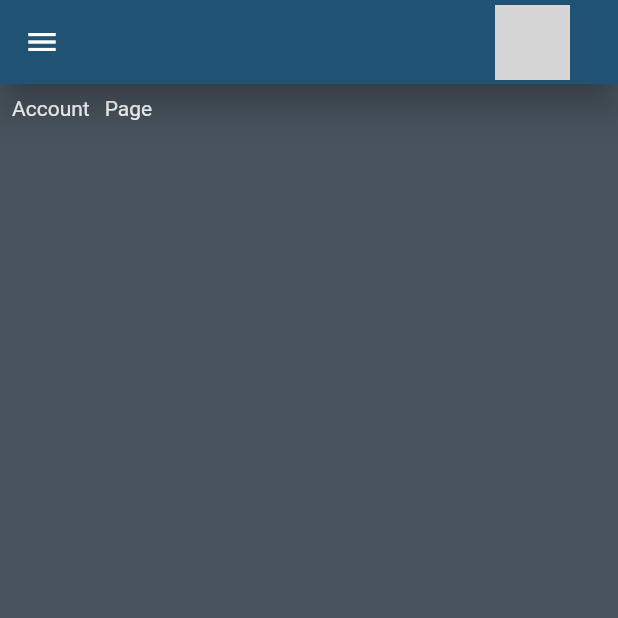
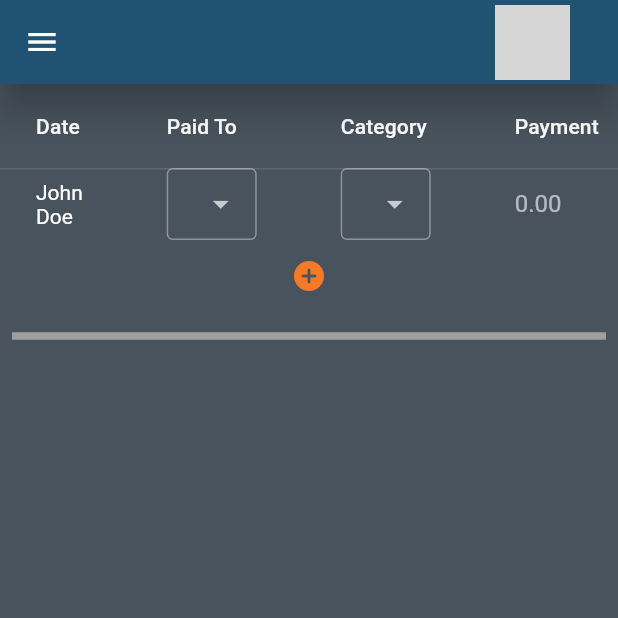
Before and after one commit to MitchWoodin/open_budgie, a Flutter app: the AccountView screen opened directly, on a phone screen of 412 x 824 dp, the top half of it. Run offline on Flutter 3.47's test engine with Material 2 defaults, Android fonts, the phone set to English and light mode, and no system bars; drawn by our look-alikes of dropdown_search; our stand-ins replace appwrite, flutter_riverpod, fpdart; statements that could not run were skipped; grey boxes are pictures that could not be loaded.

Commit message:
sets up accounts page look

```diff
--- a/lib/features/accounts/views/account_page.dart
+++ b/lib/features/accounts/views/account_page.dart
@@ -1,10 +1,14 @@
 import 'package:budgie_finance/core/constants/ui_constants.dart';
+import 'package:budgie_finance/core/theme/core_theme.dart';
+import 'package:budgie_finance/features/accounts/widgets/text_field_dropdown.dart';
+import 'package:dropdown_search/dropdown_search.dart';
 import 'package:flutter/material.dart';
 
 class AccountView extends StatefulWidget {
   static route() => MaterialPageRoute(
         builder: (context) => const AccountView(),
-  );
+      );
+
   const AccountView({Key? key}) : super(key: key);
 
   @override
@@ -12,18 +16,71 @@ class AccountView extends StatefulWidget {
 }
 
 class _AccountViewState extends State<AccountView> {
+  List<String> countries = [
+    "Australia",
+    "Canada",
+    "United States",
+    "United Kingdom",
+    "France",
+  ];
+
   @override
   Widget build(BuildContext context) {
     return Scaffold(
-        appBar: UIConstants.appBar(),
-        drawer: UIConstants.drawer(context),
-        body: const Padding(
-          padding: EdgeInsets.all(8.0),
-          child: Row(children: [
-            Text("Account"),
-            SizedBox(width: 10),
-            Text("Page"),
-          ]),
-        ));
+      appBar: UIConstants.appBar(),
+      drawer: UIConstants.drawer(context),
+      body: Column(
+        children: [
+          SizedBox(
+            width: double.infinity,
+            child: DataTable(columns: const [
+              DataColumn(label: Text('Date')),
+              DataColumn(label: Text('Paid To')),
+              DataColumn(label: Text('Category')),
+              DataColumn(label: Text('Payment')),
+              DataColumn(label: Text('Deposit')),
+            ], rows: [
+              DataRow(cells: [
+                const DataCell(Text('John Doe')),
+                DataCell(
+                  TextFieldDropdown(
+                    items: countries,
+                  )
+                ),
+                DataCell(
+                  TextFieldDropdown(
+                    items: countries,
+                  )
+                ),
+                const DataCell(TextField(
+                    decoration: InputDecoration.collapsed(
+                  hintText: '0.00',
+                ))),
+                const DataCell(TextField(
+                    decoration: InputDecoration.collapsed(
+                  hintText: '0.00',
+                )))
+              ])
+            ]),
+          ),
+          IconButton(
+            onPressed: () {},
+            icon: const Icon(
+              Icons.add_circle_rounded,
+              color: Palette.secondary,
+            ),
+          ),
+          const Padding(
+            padding: EdgeInsets.all(8.0),
+            child: Divider(
+              thickness: 5,
+              color: Palette.unselected,
+            ),
+          )
+        ],
+      ),
+    );
   }
 }
+
+final citiesSelected = TextEditingController();
--- /dev/null
+++ b/lib/features/accounts/widgets/text_field_dropdown.dart
@@ -0,0 +1,18 @@
+import 'package:dropdown_search/dropdown_search.dart';
+import 'package:flutter/material.dart';
+
+class TextFieldDropdown extends StatelessWidget {
+  final List<String> items;
+
+  const TextFieldDropdown({Key? key, required this.items}) : super(key: key);
+
+  @override
+  Widget build(BuildContext context) {
+    return DropdownSearch<String>(
+      popupProps: const PopupProps.menu(
+        showSearchBox: true,
+      ),
+      items: items,
+    );
+  }
+}
--- a/lib/features/auth/views/login_view.dart
+++ b/lib/features/auth/views/login_view.dart
@@ -54,12 +54,16 @@ class _LoginViewState extends ConsumerState<LoginView> {
           : Center(
               child: Container(
                 constraints: const BoxConstraints(maxWidth: 600),
+                padding: const EdgeInsets.all(20),
                 child: Card(
                   color: Palette.background,
                   elevation: 20,
                   child: SingleChildScrollView(
                     child: Padding(
-                      padding: const EdgeInsets.symmetric(horizontal: 30, vertical: 20),
+                      padding: const EdgeInsets.symmetric(
+                        horizontal: 30,
+                        vertical: 20,
+                      ),
                       child: Column(
                         children: [
                           const Text(
@@ -67,7 +71,10 @@ class _LoginViewState extends ConsumerState<LoginView> {
                             style: TextStyle(color: Palette.text, fontSize: 30),
                           ),
                           const SizedBox(height: 30),
-                          Image.asset(AssetConstants.SMALL_LOGO, height: 100,),
+                          Image.asset(
+                            AssetConstants.SMALL_LOGO,
+                            height: 100,
+                          ),
                           const SizedBox(height: 30),
                           AuthField(
                             controller: emailController,
--- a/lib/main.dart
+++ b/lib/main.dart
@@ -1,14 +1,12 @@
-import 'package:budgie_finance/core/core.dart';
-import 'package:budgie_finance/core/pages/core_pages.dart';
-import 'package:budgie_finance/core/pages/loading_page.dart';
-import 'package:budgie_finance/features/auth/controller/auth_controller.dart';
-import 'package:budgie_finance/features/auth/views/login_view.dart';
-import 'package:budgie_finance/features/budget/views/budget_view.dart';
 import 'package:flutter/material.dart';
 import 'package:flutter_riverpod/flutter_riverpod.dart';
 
+import 'core/pages/core_pages.dart';
+import 'core/providers.dart';
 import 'core/theme/core_theme.dart';
-import 'features/auth/views/register_view.dart';
+import 'features/auth/controller/auth_controller.dart';
+import 'features/auth/views/login_view.dart';
+import 'features/budget/views/budget_view.dart';
 
 void main() {
   runApp(const ProviderScope(child: MyApp()));
@@ -23,7 +21,7 @@ class MyApp extends ConsumerWidget {
 
     return MaterialApp(
       title: 'Flutter Demo',
-      theme: AppTheme.lightTheme,
+      theme: AppTheme.darkTheme,
       darkTheme: AppTheme.darkTheme,
       themeMode: darkMode ? ThemeMode.dark : ThemeMode.light,
       home: ref.watch(currentUserAccountProvider).when(
--- a/pubspec.yaml
+++ b/pubspec.yaml
@@ -13,16 +13,19 @@ dependencies:
     sdk: flutter
 
   cupertino_icons: ^1.0.2
-  hidden_drawer_menu: ^3.0.1
   flutter_riverpod: ^2.3.6
   appwrite: ^9.0.0
   fpdart: ^0.6.0
+  pluto_grid: ^7.0.2
+  dropdownfield2: ^1.0.7
+  dropdown_search: ^5.0.6
 
 dev_dependencies:
   flutter_test:
     sdk: flutter
 
   flutter_lints: ^2.0.0
+  change_app_package_name: ^1.1.0
 
 flutter:
   uses-material-design: true
```
Also changed, not shown: lib/api/user_api.dart (added, +12 -0 lines), lib/models/user_models.dart (added), pubspec.lock, 5 other files.
